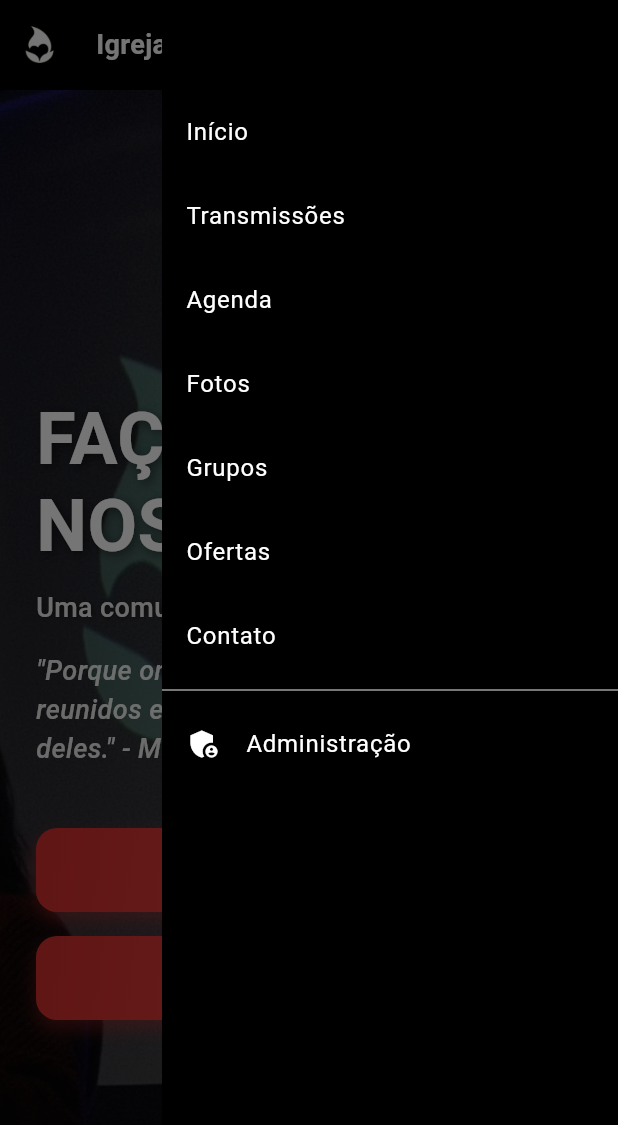
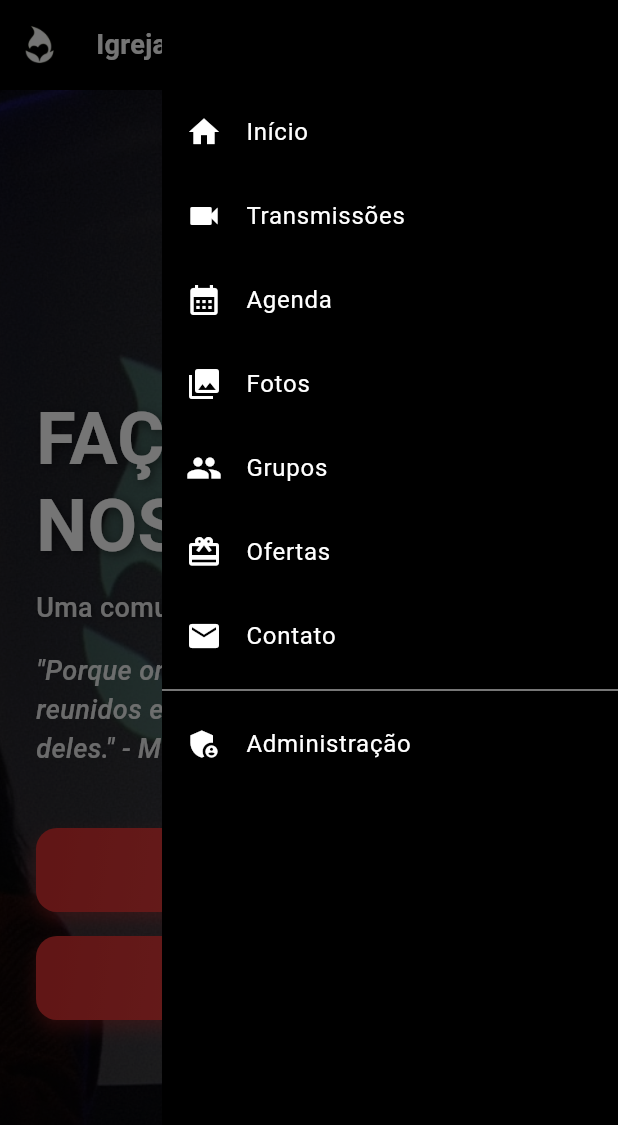
Before and after one commit to analiceleite/pv_mobile, a Flutter app: the screen it shows after launch, with the side drawer open, on a phone screen of 412 x 824 dp. Shown: the top 1125 px of the screen. Run offline on Flutter 3.47's test engine with Material 3 defaults, Android fonts, the phone set to English and light mode, and no system bars; our stand-ins replace cloud_firestore, firebase_auth, firebase_core; accounts and stored records are empty.

Commit message:
feature(menu): added icons to menu and smooth redirect

```diff
--- a/lib/pages/home_page.dart
+++ b/lib/pages/home_page.dart
@@ -12,8 +12,47 @@ import '../services/auth_service.dart';
 import 'admin/admin_login_page.dart';
 import 'admin/admin_home_page.dart';
 
-class HomePage extends StatelessWidget {
+class HomePage extends StatefulWidget {
   const HomePage({super.key});
+
+  @override
+  State<HomePage> createState() => _HomePageState();
+}
+
+class _HomePageState extends State<HomePage> {
+  final ScrollController _scrollController = ScrollController();
+
+  // Chaves globais para cada seção
+  final GlobalKey _inicioKey = GlobalKey();
+  final GlobalKey _transmissoesKey = GlobalKey();
+  final GlobalKey _agendaKey = GlobalKey();
+  final GlobalKey _fotosKey = GlobalKey();
+  final GlobalKey _gruposKey = GlobalKey();
+  final GlobalKey _ofertasKey = GlobalKey();
+  final GlobalKey _contatoKey = GlobalKey();
+
+  @override
+  void dispose() {
+    _scrollController.dispose();
+    super.dispose();
+  }
+
+  void _scrollToSection(GlobalKey key) {
+    Navigator.pop(context);
+
+    Future.delayed(const Duration(milliseconds: 300), () {
+      final RenderBox? renderBox =
+          key.currentContext?.findRenderObject() as RenderBox?;
+      if (renderBox != null) {
+        final offset = renderBox.localToGlobal(Offset.zero).dy;
+        _scrollController.animateTo(
+          offset,
+          duration: const Duration(milliseconds: 800),
+          curve: Curves.easeInOutCubic,
+        );
+      }
+    });
+  }
 
   @override
   Widget build(BuildContext context) {
@@ -24,13 +63,18 @@ class HomePage extends StatelessWidget {
         child: ListView(
           padding: const EdgeInsets.only(top: 60),
           children: [
-            _menuItem(context, 'Início'),
-            _menuItem(context, 'Transmissões'),
-            _menuItem(context, 'Agenda'),
-            _menuItem(context, 'Fotos'),
-            _menuItem(context, 'Grupos'),
-            _menuItem(context, 'Ofertas'),
-            _menuItem(context, 'Contato'),
+            _menuItem(context, 'Início', Icons.home, _inicioKey),
+            _menuItem(
+              context,
+              'Transmissões',
+              Icons.videocam,
+              _transmissoesKey,
+            ),
+            _menuItem(context, 'Agenda', Icons.calendar_month, _agendaKey),
+            _menuItem(context, 'Fotos', Icons.photo_library, _fotosKey),
+            _menuItem(context, 'Grupos', Icons.people, _gruposKey),
+            _menuItem(context, 'Ofertas', Icons.card_giftcard, _ofertasKey),
+            _menuItem(context, 'Contato', Icons.email, _contatoKey),
             const Divider(color: Colors.grey),
             ListTile(
               leading: const Icon(
@@ -68,16 +112,17 @@ class HomePage extends StatelessWidget {
         ),
       ),
       body: SingleChildScrollView(
+        controller: _scrollController,
         child: Column(
-          children: const [
+          children: [
             Header(),
-            StartSection(),
-            TransmissionsSection(),
-            AgendaSection(),
-            PicturesSection(),
-            GroupsSection(),
-            OfferSection(),
-            ContactSection(),
+            StartSection(key: _inicioKey),
+            TransmissionsSection(key: _transmissoesKey),
+            AgendaSection(key: _agendaKey),
+            PicturesSection(key: _fotosKey),
+            GroupsSection(key: _gruposKey),
+            OfferSection(key: _ofertasKey),
+            ContactSection(key: _contatoKey),
             Footer(),
           ],
         ),
@@ -85,10 +130,16 @@ class HomePage extends StatelessWidget {
     );
   }
 
-  Widget _menuItem(BuildContext context, String title) {
+  Widget _menuItem(
+    BuildContext context,
+    String title,
+    IconData icon,
+    GlobalKey key,
+  ) {
     return ListTile(
+      leading: Icon(icon, color: Colors.white),
       title: Text(title, style: const TextStyle(color: Colors.white)),
-      onTap: () => Navigator.pop(context),
+      onTap: () => _scrollToSection(key),
     );
   }
 }
```
